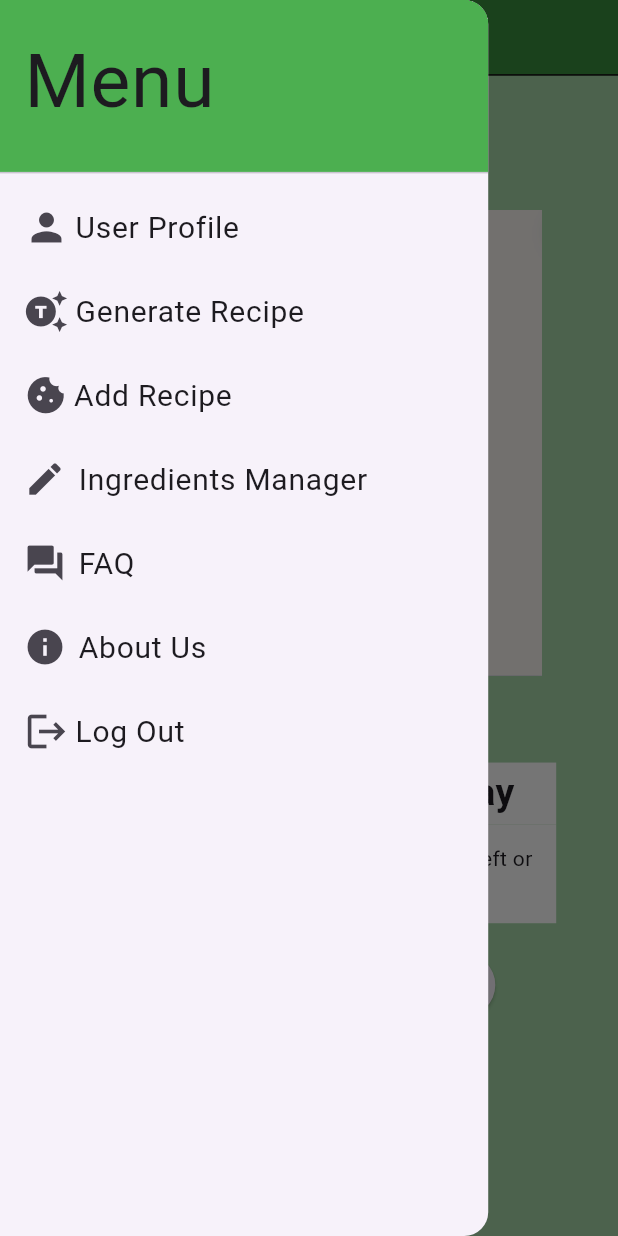
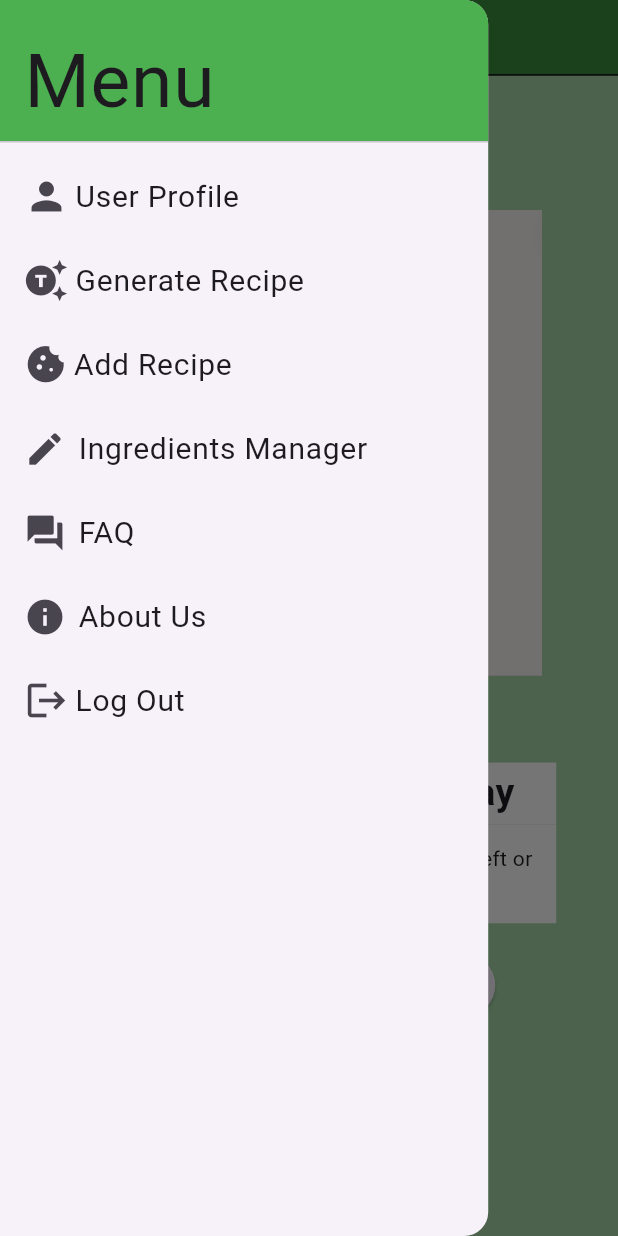
Before and after one commit to RhysRoo/SDrecipe, a Flutter app: the screen it shows once a user with an empty profile is signed in, with the side drawer open, on a phone screen of 412 x 824 dp. Run offline on Flutter 3.47's test engine with Material 3 defaults, Android fonts, the phone set to English and light mode, and no system bars; our stand-ins replace cloud_firestore, firebase_auth, firebase_core, google_sign_in, sign_in_with_apple, video_player; accounts and stored records are empty.

Commit message:
Your commit message here

```diff
--- a/recipe_app/lib/pages/home_page/components/appdraw.dart
+++ b/recipe_app/lib/pages/home_page/components/appdraw.dart
@@ -19,7 +19,7 @@ class AppDrawer extends StatelessWidget {
         padding: EdgeInsets.zero,
         children: [
           SizedBox(
-            height: MediaQuery.of(context).size.height * 0.15,
+            height: MediaQuery.of(context).size.height * 0.125,
             child: const DrawerHeader(
               decoration: BoxDecoration(color: Colors.green),
               child: Text(
```
